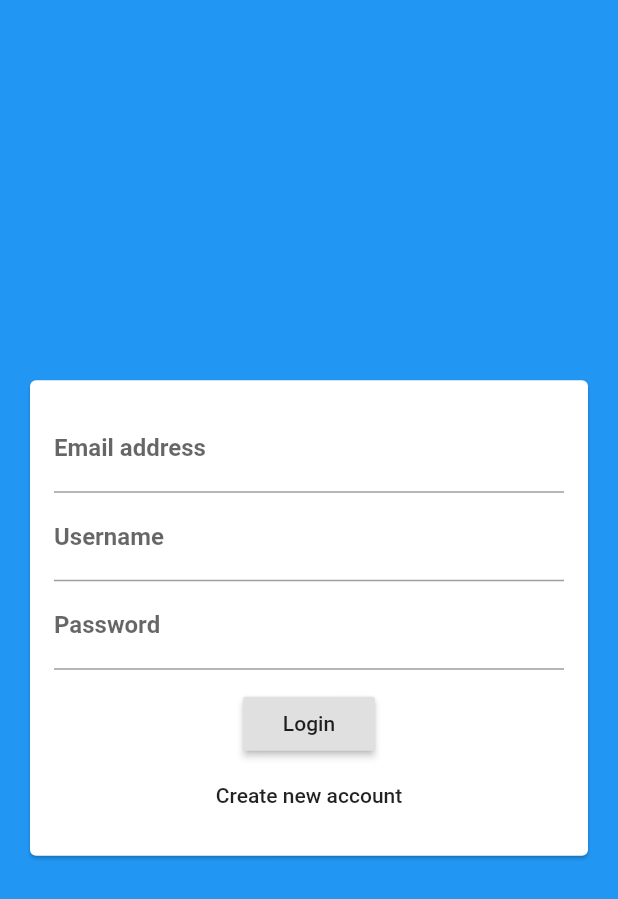
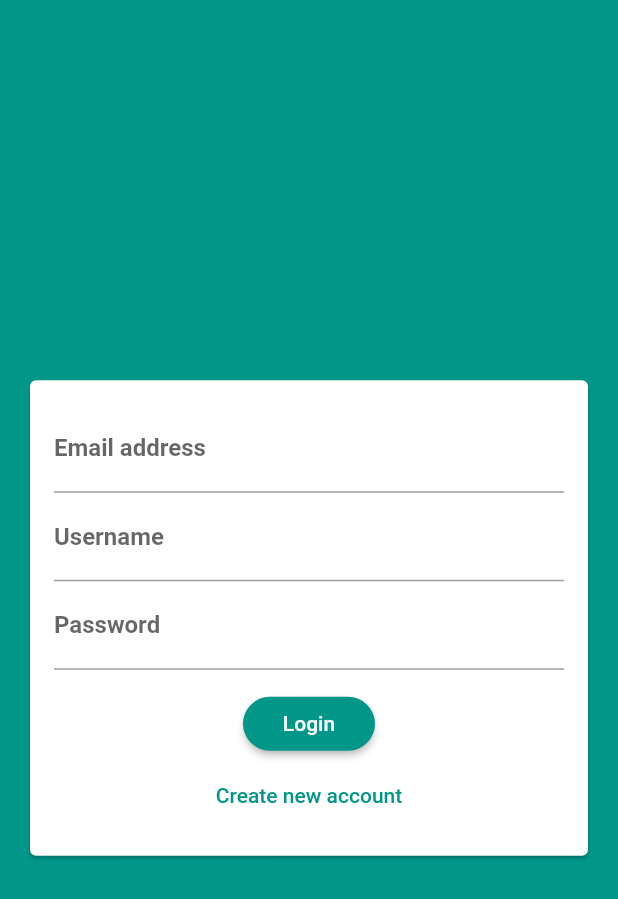
Before and after one commit to JaavierR/chat-app-flutter, a Flutter app: the screen it shows after launch, on a phone screen of 412 x 824 dp. Shown: the top 899 px of the screen. Run offline on Flutter 3.47's test engine with Material 2 defaults, Android fonts, the phone set to English and light mode, and no system bars; our stand-ins replace cloud_firestore; accounts and stored records are empty.

Commit message:
feat: add theming to the auth screen.

```diff
--- a/lib/main.dart
+++ b/lib/main.dart
@@ -14,8 +14,17 @@ class MyApp extends StatelessWidget {
     return MaterialApp(
       title: 'Flutter Chat',
       theme: ThemeData(
-        primarySwatch: Colors.blue,
-        visualDensity: VisualDensity.adaptivePlatformDensity,
+        primarySwatch: Colors.teal,
+        backgroundColor: Colors.teal,
+        accentColor: Colors.blueGrey,
+        accentColorBrightness: Brightness.dark,
+        buttonTheme: ButtonTheme.of(context).copyWith(
+          buttonColor: Colors.teal,
+          textTheme: ButtonTextTheme.primary,
+          shape: RoundedRectangleBorder(
+            borderRadius: BorderRadius.circular(20.0),
+          ),
+        ),
       ),
       home: AuthScreen(),
     );
--- a/lib/widgets/auth/auth_form.dart
+++ b/lib/widgets/auth/auth_form.dart
@@ -44,11 +44,13 @@ class _AuthFormState extends State<AuthForm> {
                     onPressed: () {},
                   ),
                   FlatButton(
+                    textColor: Theme.of(context).primaryColor,
                     child: Text('Create new account'),
                     onPressed: () {},
                   ),
                 ],
-            )),
+              ),
+            ),
           ),
         ),
       ),
```
Lines whose indentation alone changed are shown as unchanged.
